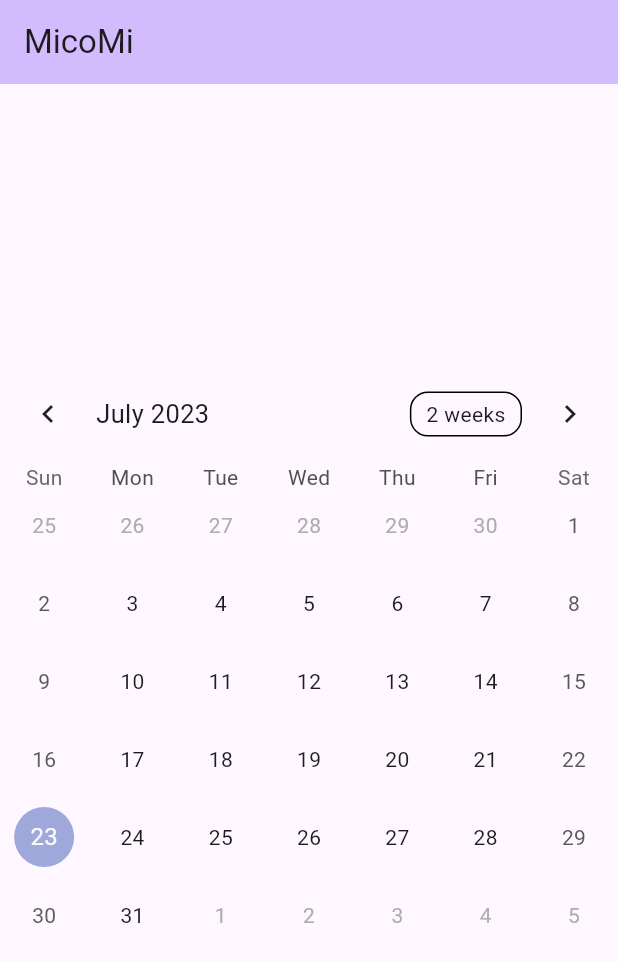
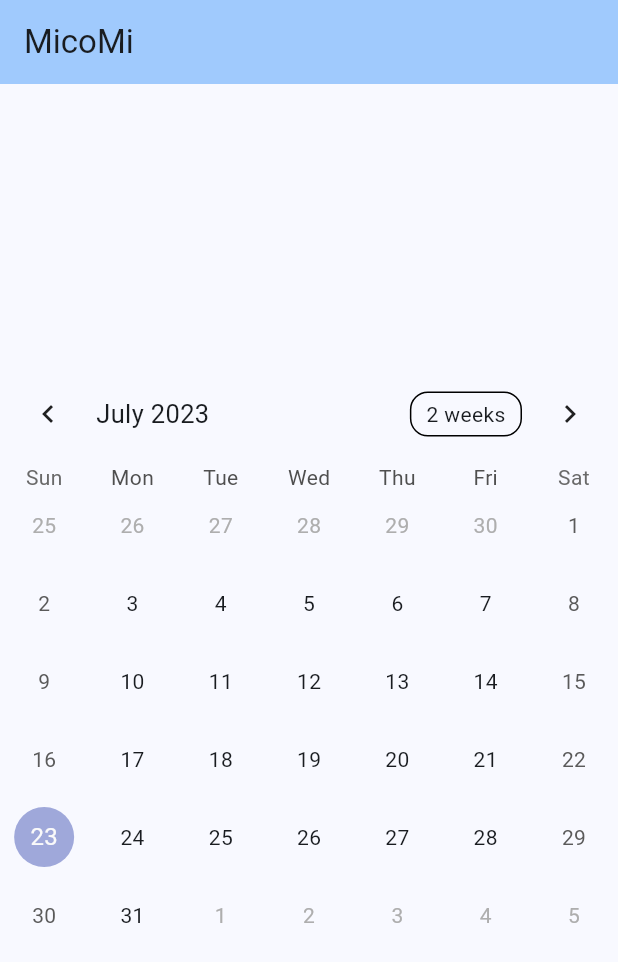
Before and after one commit to micomi-app/MicoMi, a Flutter app: the screen it shows after launch, on a phone screen of 412 x 824 dp. Shown: the top 962 px of the screen. Run offline on Flutter 3.47's test engine with Material 2 defaults, Android fonts, the phone set to English and light mode, and no system bars; drawn by our look-alikes of table_calendar.

Commit message:
ざっくりダークモード対応(要調整)

```diff
--- a/lib/main.dart
+++ b/lib/main.dart
@@ -13,9 +13,20 @@ class MyApp extends StatelessWidget {
     return MaterialApp(
       title: 'MicoMi',
       theme: ThemeData(
-        colorScheme: ColorScheme.fromSeed(seedColor: Colors.deepPurple),
+        colorScheme: ColorScheme.fromSeed(
+            seedColor: Colors.blue,
+        ),
+        brightness: Brightness.light,
         useMaterial3: true,
       ),
+      darkTheme: ThemeData(
+        colorScheme: ColorScheme.fromSeed(
+          seedColor: Colors.blue,
+          brightness: Brightness.dark,
+        ),
+        useMaterial3: true,
+      ),
+      themeMode: ThemeMode.system,
       home: const MyHomePage(title: 'MicoMi'),
     );
   }
```
